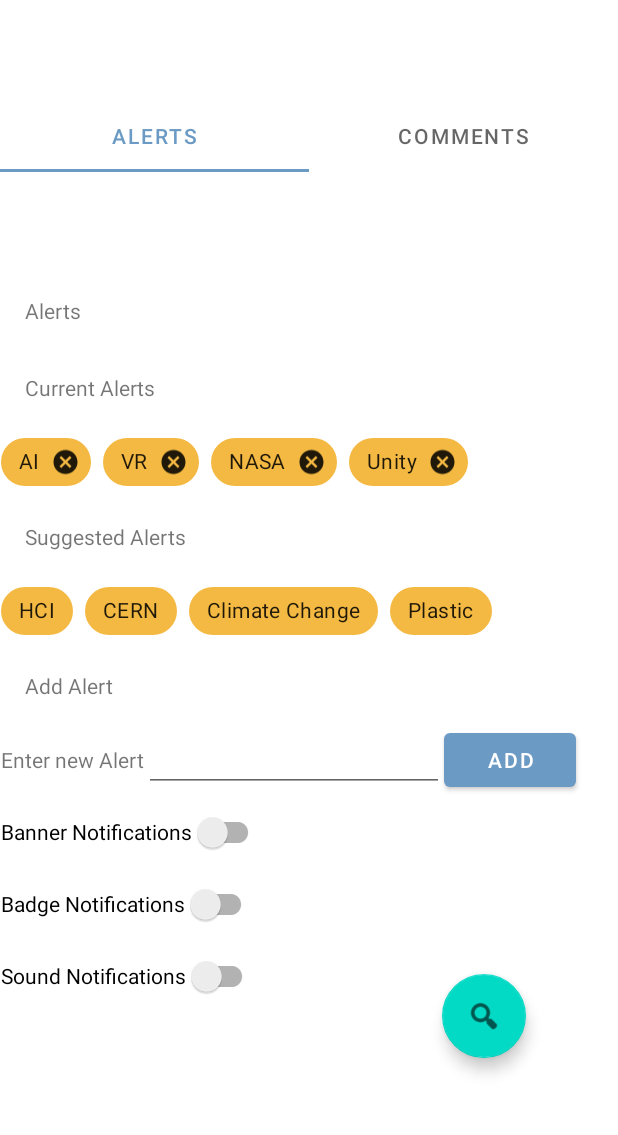
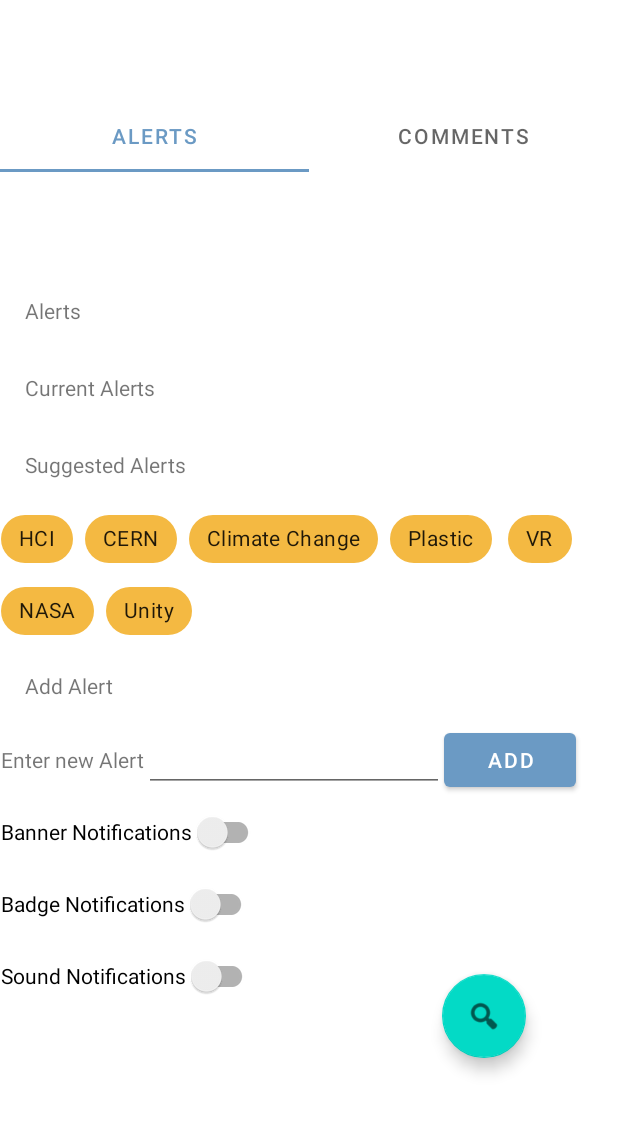
Before and after one commit to plasticglasses/esetNews, an Android app: the AlertsFragment screen opened directly, with no data from a screen before it, on a phone screen of 412 x 824 dp, the part 84-1219 px from its top. Run offline under Robolectric (Android 15) with nearby library versions, the phone set to English and light mode, and no system bars; our stand-ins replace Firebase (no records; nobody signed in at launch, a user with empty details on screens opened directly).

Commit message:
added comments

```diff
--- a/app/src/main/java/com/plasticglassses/esetnews/AlertsFragment.kt
+++ b/app/src/main/java/com/plasticglassses/esetnews/AlertsFragment.kt
@@ -52,6 +52,7 @@
         inflater: LayoutInflater,
         alertChipGroup: ChipGroup?
     ) {
+
         var thisUid = ""
         //get users alerts from firebase
         //get user id of current user logged in
@@ -61,23 +62,23 @@
             Log.d(TAG, ("success we got the rabbi"+ thisUid))
 
             // User is signed in
-        } else {
-            Log.d(TAG, "no rabbi")
-            // No user is signed in
         }
 
-                //get the list of alerts fhat users wants from firebase
-                //get userid of the firestore document
+        //go to firebase and get users information
                 val db = Firebase.firestore
                 db.collection("users")
                     .get()
                     .addOnSuccessListener { result ->
+                        //for each user in firestore
                         for (document in result) {
+                            //get userid of the firestore document
                             val value = document.getString("authUserID")
+                            //check that its correct user
                             if (value == thisUid) {
-                                Log.d(TAG, "Success, we have found the doucment relating to this user" + value)
+                                //get the list of alerts that users wants from firebase
                                 val username = document.getString("username")
                                 var usersAlerts = document["alerts"] as List<String>?
+                                //populate alerts fragment with chips of alerts
                                 if (usersAlerts != null) {
                                     for (alert in usersAlerts){
                                         addAlert(rootView, inflater, alertChipGroup, alert.toString())
--- a/app/src/main/res/layout/fragment_alerts.xml
+++ b/app/src/main/res/layout/fragment_alerts.xml
@@ -28,33 +28,6 @@
             android:layout_height="wrap_content"
             android:id="@+id/alertChipGroup">
 
-            <com.google.android.material.chip.Chip
-                android:id="@+id/AI"
-                android:text="AI"
-                android:layout_height="wrap_content"
-                android:layout_width="wrap_content"
-                style="@style/ChipStyle"
-
-                />
-            <com.google.android.material.chip.Chip
-                android:id="@+id/VR"
-                android:text="VR"
-                android:layout_height="wrap_content"
-                android:layout_width="wrap_content"
-                style="@style/ChipStyle"/>
-            <com.google.android.material.chip.Chip
-                android:id="@+id/NASA"
-                android:text="NASA"
-                android:layout_height="wrap_content"
-                android:layout_width="wrap_content"
-                style="@style/ChipStyle"/>
-
-            <com.google.android.material.chip.Chip
-                android:id="@+id/Unity"
-                android:text="Unity"
-                android:layout_height="wrap_content"
-                android:layout_width="wrap_content"
-                style="@style/ChipStyle"/>
         </com.google.android.material.chip.ChipGroup>
 
     <TextView
@@ -94,6 +67,26 @@
                 android:layout_height="wrap_content"
                 android:layout_width="wrap_content"
                 style = "@style/SuggestedChipStyle"/>
+
+            <com.google.android.material.chip.Chip
+                android:id="@+id/VR"
+                android:text="VR"
+                android:layout_height="wrap_content"
+                android:layout_width="wrap_content"
+                style="@style/SuggestedChipStyle"/>
+            <com.google.android.material.chip.Chip
+                android:id="@+id/NASA"
+                android:text="NASA"
+                android:layout_height="wrap_content"
+                android:layout_width="wrap_content"
+                style="@style/SuggestedChipStyle"/>
+
+            <com.google.android.material.chip.Chip
+                android:id="@+id/Unity"
+                android:text="Unity"
+                android:layout_height="wrap_content"
+                android:layout_width="wrap_content"
+                style="@style/SuggestedChipStyle"/>
         </com.google.android.material.chip.ChipGroup>
 
         <TextView
```
Also changed, not shown: 6 other files.
